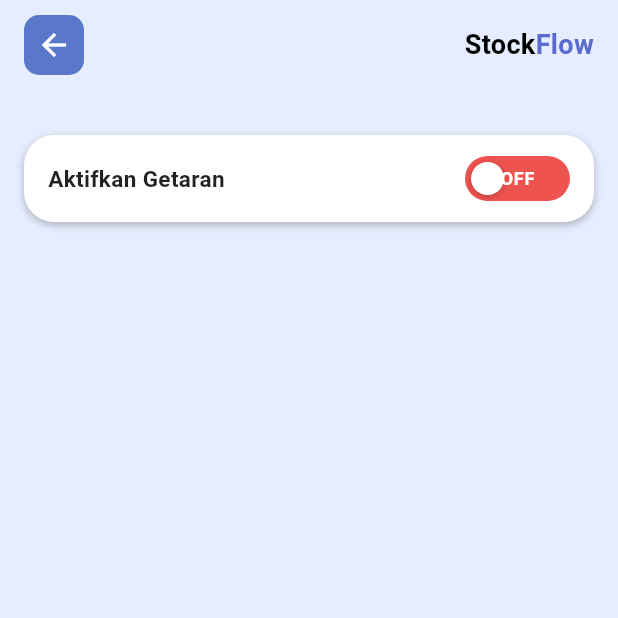
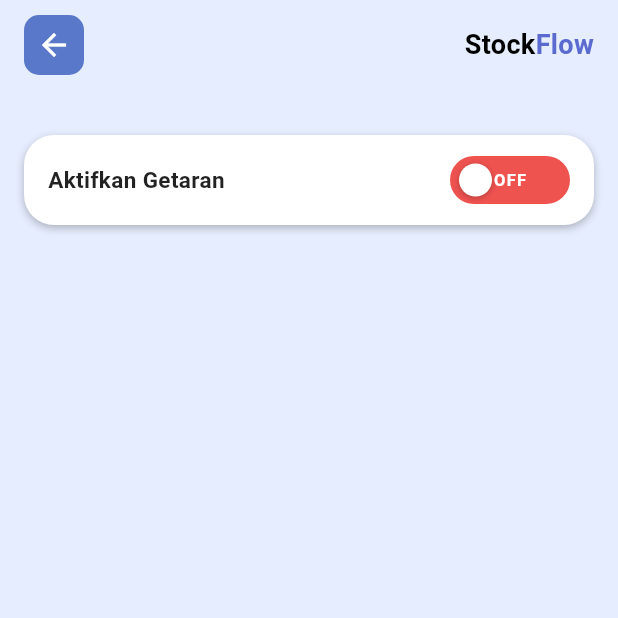
Before and after one commit to OrionZ12/StockFlow-tubes, a Flutter app: the NotificationSettingsPage screen opened by its route, on a phone screen of 412 x 824 dp, the top half of it. Run offline on Flutter 3.47's test engine with Material 3 defaults, Android fonts, the light colour scheme and no system bars; our stand-ins replace cloud_firestore, firebase_auth, firebase_core, go_router, google_sign_in; accounts and stored records are empty; Roboto replaces fonts that are missing (RobotoSerif).

Commit message:
kelola notifikasi

```diff
--- a/lib/screen/notification_settings_page.dart
+++ b/lib/screen/notification_settings_page.dart
@@ -1,6 +1,8 @@
 import 'package:flutter/material.dart';
 import 'package:go_router/go_router.dart';
+
 import '../widget/bottom_nav_bar.dart';
+import '../config/routes.dart';
 
 class NotificationSettingsPage extends StatefulWidget {
   const NotificationSettingsPage({super.key});
@@ -12,6 +14,8 @@ class NotificationSettingsPage extends StatefulWidget {
 
 class _NotificationSettingsPageState extends State<NotificationSettingsPage> {
   bool isVibrationOn = false;
+
+  // Tab Profil tetap aktif
   int _selectedIndex = 2;
 
   void _onNavTap(int index) {
@@ -21,13 +25,13 @@ class _NotificationSettingsPageState extends State<NotificationSettingsPage> {
 
     switch (index) {
       case 0:
-        context.go('/home');
+        context.go(AppRoutes.home);
         break;
       case 1:
-        context.go('/history');
+        context.go(AppRoutes.history);
         break;
       case 2:
-        context.go('/profile');
+        context.go(AppRoutes.profile);
         break;
     }
   }
@@ -35,17 +39,20 @@ class _NotificationSettingsPageState extends State<NotificationSettingsPage> {
   @override
   Widget build(BuildContext context) {
     return Scaffold(
+      // 🔹 SAMAKAN DENGAN HALAMAN LAIN (ganti ke E6EDFE)
       backgroundColor: const Color(0xFFE6EDFE),
+
       body: SafeArea(
         child: Padding(
           padding: const EdgeInsets.symmetric(horizontal: 16, vertical: 10),
           child: Column(
             crossAxisAlignment: CrossAxisAlignment.start,
             children: [
+              // ===== HEADER: Back + StockFlow =====
               Row(
                 children: [
                   GestureDetector(
-                    onTap: () => context.go('/profile'),
+                    onTap: () => context.go(AppRoutes.profile),
                     child: Container(
                       padding: const EdgeInsets.all(8),
                       decoration: BoxDecoration(
@@ -74,7 +81,10 @@ class _NotificationSettingsPageState extends State<NotificationSettingsPage> {
                   ),
                 ],
               ),
+
               const SizedBox(height: 40),
+
+              // ===== CARD "Aktifkan Getaran" =====
               Container(
                 decoration: BoxDecoration(
                   color: Colors.white,
@@ -100,14 +110,18 @@ class _NotificationSettingsPageState extends State<NotificationSettingsPage> {
                         color: Colors.black87,
                       ),
                     ),
+
+                    // ===== TOGGLE ON / OFF =====
                     GestureDetector(
                       onTap: () {
                         setState(() => isVibrationOn = !isVibrationOn);
                       },
                       child: AnimatedContainer(
                         duration: const Duration(milliseconds: 250),
-                        width: 70,
-                        height: 30,
+                        width: 80,        // lebih lebar
+                        height: 32,
+                        padding:
+                        const EdgeInsets.symmetric(horizontal: 6), // ruang
                         decoration: BoxDecoration(
                           color: isVibrationOn
                               ? Colors.green.shade400
@@ -122,9 +136,6 @@ class _NotificationSettingsPageState extends State<NotificationSettingsPage> {
                               alignment: isVibrationOn
                                   ? Alignment.centerRight
                                   : Alignment.centerLeft,
-                              child: Padding(
-                                padding:
-                                const EdgeInsets.symmetric(horizontal: 4),
                               child: Container(
                                 width: 22,
                                 height: 22,
@@ -141,17 +152,15 @@ class _NotificationSettingsPageState extends State<NotificationSettingsPage> {
                                 ),
                               ),
                             ),
-                            ),
-                            // Tulisan ON / OFF tidak ketutup
-                            Align(
-                              alignment: Alignment.center,
+                            // Tulisan ON / OFF di tengah, nggak ketutup
+                            Center(
                               child: Text(
                                 isVibrationOn ? "ON" : "OFF",
                                 style: const TextStyle(
                                   color: Colors.white,
                                   fontWeight: FontWeight.bold,
-                                  fontSize: 12,
-                                  letterSpacing: 0.5,
+                                  fontSize: 11,
+                                  letterSpacing: 0.8,
                                 ),
                               ),
                             ),
@@ -166,6 +175,8 @@ class _NotificationSettingsPageState extends State<NotificationSettingsPage> {
           ),
         ),
       ),
+
+      // Bottom nav, tab Profil aktif
       bottomNavigationBar: BottomNavBar(
         currentIndex: _selectedIndex,
         onTap: _onNavTap,
```
Lines whose indentation alone changed are shown as unchanged.
